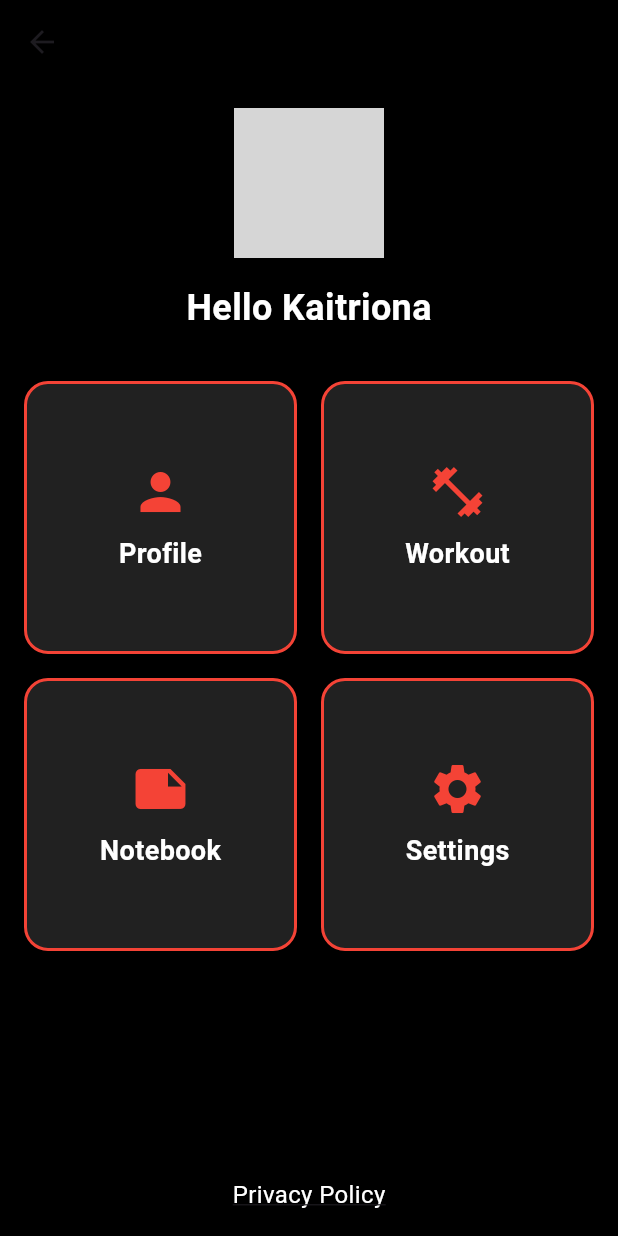
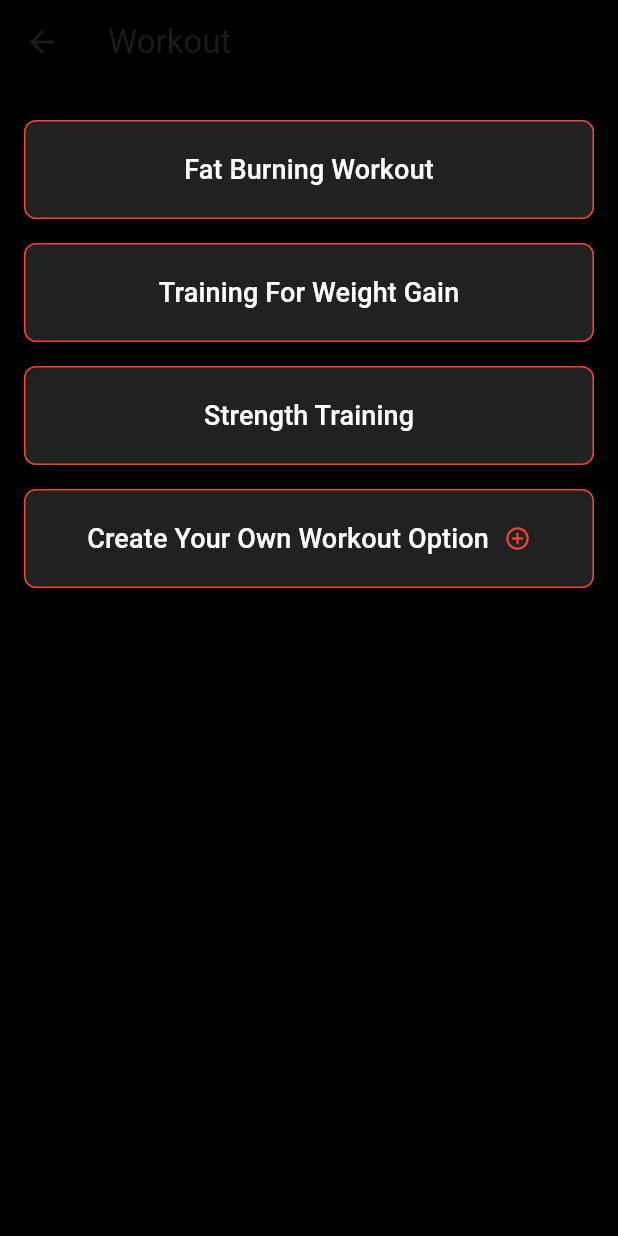
Before and after one commit to KH4rl4MOV/Blaze, a Flutter app: the HomeScreen screen opened directly, after a tap on "Workout", on a phone screen of 412 x 824 dp. Run offline on Flutter 3.47's test engine with Material 3 defaults, Android fonts, the phone set to English and light mode, and no system bars; network calls fail; grey boxes are pictures that could not be loaded.

```diff
--- a/lib/screen/home_screen.dart
+++ b/lib/screen/home_screen.dart
@@ -1,5 +1,7 @@
 import 'package:flutter/material.dart';
 import 'profile_screen.dart';
+import 'notebook_screen.dart';
+import 'workout_screen.dart';
 
 class HomeScreen extends StatelessWidget {
   @override
@@ -52,7 +54,10 @@ class HomeScreen extends StatelessWidget {
                     icon: Icons.fitness_center,
                     text: 'Workout',
                     onTap: () {
-                      // Перейти на экран тренировок
+                      Navigator.push(
+                        context,
+                        MaterialPageRoute(builder: (context) => WorkoutScreen()),
+                      );
                     },
                   ),
                   _buildMenuItem(
@@ -60,7 +65,10 @@ class HomeScreen extends StatelessWidget {
                     icon: Icons.note,
                     text: 'Notebook',
                     onTap: () {
-                      // Перейти на экран блокнота
+                      Navigator.push(
+                        context,
+                        MaterialPageRoute(builder: (context) => NotebookScreen()),
+                      );
                     },
                   ),
                   _buildMenuItem(
--- /dev/null
+++ b/lib/screen/workout_screen.dart
@@ -0,0 +1,97 @@
+import 'package:flutter/material.dart';
+import 'chat_screen.dart';
+
+class WorkoutScreen extends StatelessWidget {
+  @override
+  Widget build(BuildContext context) {
+    return Scaffold(
+      backgroundColor: Colors.black,
+      appBar: AppBar(
+        backgroundColor: Colors.black,
+        elevation: 0,
+        leading: IconButton(
+          icon: Icon(Icons.arrow_back),
+          onPressed: () {
+            Navigator.pop(context);
+          },
+        ),
+        title: Text('Workout'),
+      ),
+      body: Padding(
+        padding: const EdgeInsets.all(16.0),
+        child: Column(
+          children: [
+            Expanded(
+              child: ListView(
+                children: [
+                  _buildWorkoutButton(context, 'Fat Burning Workout'),
+                  _buildWorkoutButton(context, 'Training For Weight Gain'),
+                  _buildWorkoutButton(context, 'Strength Training'),
+                  _buildCustomWorkoutButton(context),
+                ],
+              ),
+            ),
+          ],
+        ),
+      ),
+    );
+  }
+
+  Widget _buildWorkoutButton(BuildContext context, String title) {
+    return Container(
+      margin: EdgeInsets.symmetric(vertical: 8.0),
+      child: ElevatedButton(
+        onPressed: () {
+          Navigator.push(
+            context,
+            MaterialPageRoute(
+              builder: (context) => ChatScreen(workoutTitle: title),
+            ),
+          );
+        },
+        style: ElevatedButton.styleFrom(
+          padding: EdgeInsets.symmetric(vertical: 20),
+          backgroundColor: Colors.grey[900],
+          shape: RoundedRectangleBorder(
+            borderRadius: BorderRadius.circular(8),
+            side: BorderSide(color: Colors.red),
+          ),
+        ),
+        child: Text(
+          title,
+          style: TextStyle(color: Colors.white, fontSize: 18),
+        ),
+      ),
+    );
+  }
+
+  Widget _buildCustomWorkoutButton(BuildContext context) {
+    return Container(
+      margin: EdgeInsets.symmetric(vertical: 8.0),
+      child: ElevatedButton(
+        onPressed: () {
+          // Логика для создания собственного варианта тренировки
+        },
+        style: ElevatedButton.styleFrom(
+          padding: EdgeInsets.symmetric(vertical: 20),
+          backgroundColor: Colors.grey[900],
+          shape: RoundedRectangleBorder(
+            borderRadius: BorderRadius.circular(8),
+            side: BorderSide(color: Colors.red),
+          ),
+        ),
+        child: Row(
+          mainAxisAlignment: MainAxisAlignment.center,
+          children: [
+            Text(
+              'Create Your Own Workout Option',
+              style: TextStyle(color: Colors.white, fontSize: 18),
+            ),
+            SizedBox(width: 10),
+            Icon(Icons.add_circle_outline, color: Colors.red),
+          ],
+        ),
+      ),
+    );
+  }
+}
```
Also changed, not shown: lib/screen/add_entry_screen.dart (added, +72 -0 lines), lib/screen/chat_screen.dart (added, +98 -0 lines), lib/screen/notebook_screen.dart (added, +58 -0 lines), lib/screen/profile_screen.dart (+6 -2 lines).
